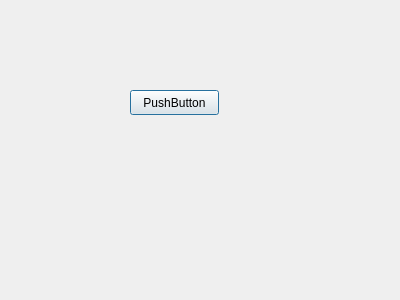
jaroslawroszyk/BankManagment-Qt, file BankManagment/Menu.ui: the form before one commit.
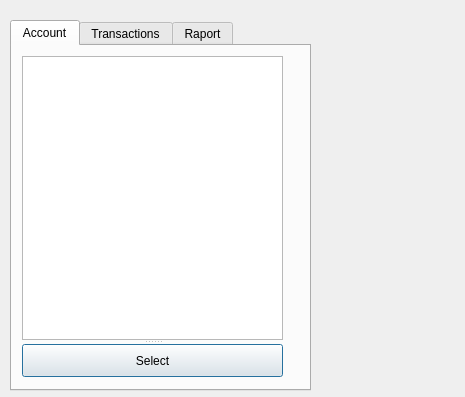
The form after the commit.

Commit message:
[2.2] implement menu tabs
Increase menu window
Add Tabs in menu window

%JID=BAD-4

Patch:
```diff
--- a/BankManagment/Menu.ui
+++ b/BankManagment/Menu.ui
@@ -6,25 +6,113 @@
    <rect>
     <x>0</x>
     <y>0</y>
-    <width>400</width>
-    <height>300</height>
+    <width>465</width>
+    <height>397</height>
    </rect>
   </property>
   <property name="windowTitle">
    <string>Dialog</string>
   </property>
-  <widget class="QPushButton" name="pushButton">
+  <widget class="QWidget" name="widget" native="true">
    <property name="geometry">
     <rect>
-     <x>130</x>
-     <y>90</y>
-     <width>89</width>
-     <height>25</height>
+     <x>0</x>
+     <y>10</y>
+     <width>441</width>
+     <height>381</height>
     </rect>
    </property>
-   <property name="text">
-    <string>PushButton</string>
-   </property>
+   <widget class="QTabWidget" name="MenuWidget">
+    <property name="geometry">
+     <rect>
+      <x>10</x>
+      <y>10</y>
+      <width>301</width>
+      <height>371</height>
+     </rect>
+    </property>
+    <property name="currentIndex">
+     <number>0</number>
+    </property>
+    <widget class="QWidget" name="Tab_Account">
+     <attribute name="title">
+      <string>Account</string>
+     </attribute>
+     <widget class="QSplitter" name="splitter">
+      <property name="geometry">
+       <rect>
+        <x>10</x>
+        <y>10</y>
+        <width>261</width>
+        <height>321</height>
+       </rect>
+      </property>
+      <property name="orientation">
+       <enum>Qt::Vertical</enum>
+      </property>
+      <widget class="QListWidget" name="listWidgetForAcc"/>
+      <widget class="QPushButton" name="SelectButton">
+       <property name="text">
+        <string>Select</string>
+       </property>
+      </widget>
+     </widget>
+    </widget>
+    <widget class="QWidget" name="Tab_Transactions">
+     <property name="focusPolicy">
+      <enum>Qt::WheelFocus</enum>
+     </property>
+     <property name="accessibleName">
+      <string/>
+     </property>
+     <attribute name="title">
+      <string>Transactions</string>
+     </attribute>
+     <widget class="QSplitter" name="splitter_3">
+      <property name="geometry">
+       <rect>
+        <x>10</x>
+        <y>10</y>
+        <width>261</width>
+        <height>321</height>
+       </rect>
+      </property>
+      <property name="orientation">
+       <enum>Qt::Vertical</enum>
+      </property>
+      <widget class="QListWidget" name="listWidgetForTran"/>
+      <widget class="QPushButton" name="SelectButton_3">
+       <property name="text">
+        <string>Select</string>
+       </property>
+      </widget>
+     </widget>
+    </widget>
+    <widget class="QWidget" name="Tab_Raport">
+     <attribute name="title">
+      <string>Raport</string>
+     </attribute>
+     <widget class="QSplitter" name="splitter_2">
+      <property name="geometry">
+       <rect>
+        <x>10</x>
+        <y>10</y>
+        <width>261</width>
+        <height>321</height>
+       </rect>
+      </property>
+      <property name="orientation">
+       <enum>Qt::Vertical</enum>
+      </property>
+      <widget class="QListWidget" name="listWidget_4"/>
+      <widget class="QPushButton" name="SelectButton_2">
+       <property name="text">
+        <string>Select</string>
+       </property>
+      </widget>
+     </widget>
+    </widget>
+   </widget>
   </widget>
  </widget>
  <resources/>
```
The commit also changes 2 other files.
